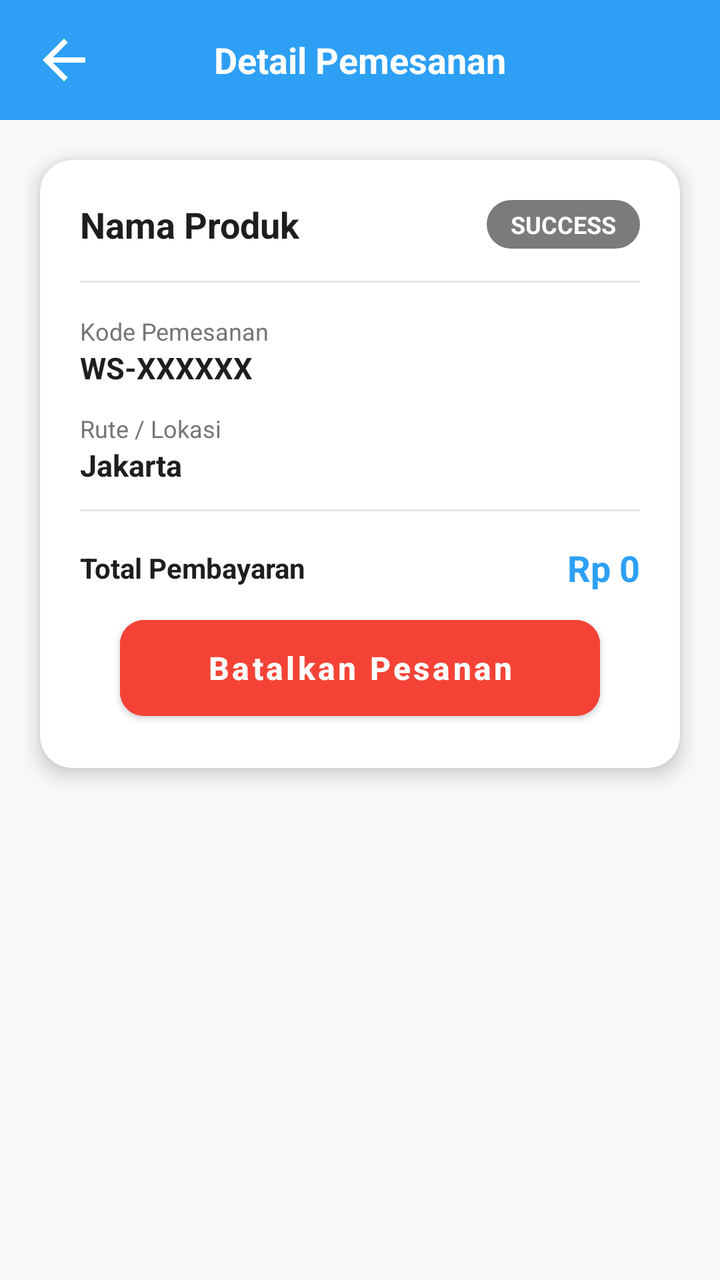
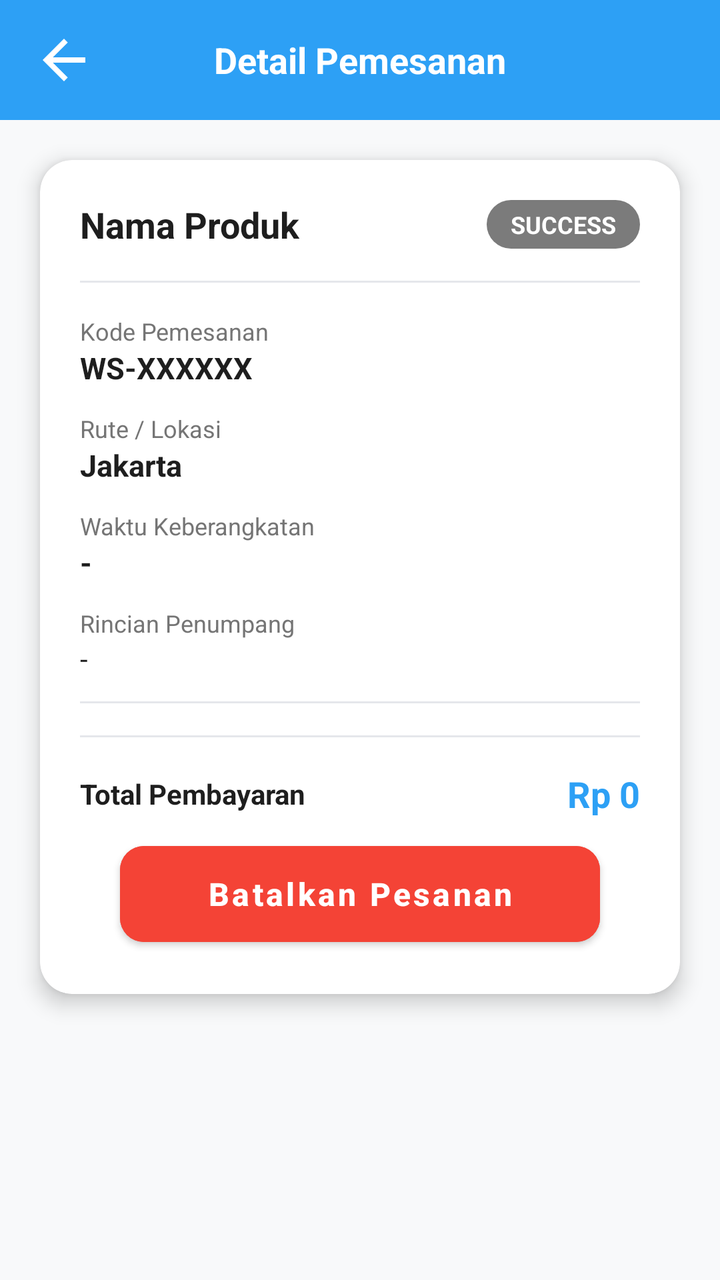

An Android layout rendered at two revisions. The XML below is the earlier revision; the diff shows what the commit changed to produce the second picture.
<!-- AndroidManifest.xml: application theme Theme.WisataGo -->
<!-- res/layout/activity_detail_pemesanan.xml -->
<?xml version="1.0" encoding="utf-8"?>
<LinearLayout xmlns:android="http://schemas.android.com/apk/res/android"
    xmlns:app="http://schemas.android.com/apk/res-auto"
    android:layout_width="match_parent"
    android:layout_height="match_parent"
    android:background="#F8F9FA"
    android:orientation="vertical">

    <RelativeLayout
        android:layout_width="match_parent"
        android:layout_height="60dp"
        android:background="#2DA0F5"
        android:paddingHorizontal="16dp">

        <ImageView
            android:id="@+id/btnBack"
            android:layout_width="32dp"
            android:layout_height="32dp"
            android:layout_centerVertical="true"
            android:src="@drawable/ic_back_white"
            app:tint="#FFFFFF" />

        <TextView
            android:layout_width="wrap_content"
            android:layout_height="wrap_content"
            android:layout_centerInParent="true"
            android:text="Detail Pemesanan"
            android:textColor="#FFFFFF"
            android:textSize="18sp"
            android:textStyle="bold" />
    </RelativeLayout>

    <com.google.android.material.card.MaterialCardView
        android:layout_width="match_parent"
        android:layout_height="wrap_content"
        android:layout_margin="20dp"
        app:cardCornerRadius="16dp"
        app:cardElevation="6dp"
        app:strokeWidth="0dp">

        <LinearLayout
            android:layout_width="match_parent"
            android:layout_height="wrap_content"
            android:orientation="vertical"
            android:padding="20dp">

            <RelativeLayout
                android:layout_width="match_parent"
                android:layout_height="wrap_content"
                android:layout_marginBottom="16dp">

                <TextView
                    android:id="@+id/tvDetailName"
                    android:layout_width="wrap_content"
                    android:layout_height="wrap_content"
                    android:text="Nama Produk"
                    android:textColor="#1E1E1E"
                    android:textSize="18sp"
                    android:textStyle="bold" />

                <TextView
                    android:id="@+id/tvDetailStatus"
                    android:layout_width="wrap_content"
                    android:layout_height="wrap_content"
                    android:layout_alignParentEnd="true"
                    android:background="@drawable/bgtulisandiskon"
                    android:paddingHorizontal="12dp"
                    android:paddingVertical="4dp"
                    android:text="SUCCESS"
                    android:textColor="#FFFFFF"
                    android:textSize="12sp"
                    android:textStyle="bold" />
            </RelativeLayout>

            <View
                android:layout_width="match_parent"
                android:layout_height="1dp"
                android:background="#E5E7EB"
                android:layout_marginBottom="16dp"/>

            <TextView
                android:layout_width="wrap_content"
                android:layout_height="wrap_content"
                android:text="Kode Pemesanan"
                android:textColor="#757575"
                android:textSize="12sp" />

            <TextView
                android:id="@+id/tvDetailCode"
                android:layout_width="wrap_content"
                android:layout_height="wrap_content"
                android:text="WS-XXXXXX"
                android:textColor="#1E1E1E"
                android:textSize="15sp"
                android:textStyle="bold"
                android:layout_marginBottom="12dp"/>

            <TextView
                android:id="@+id/labelRute"
                android:layout_width="wrap_content"
                android:layout_height="wrap_content"
                android:text="Rute / Lokasi"
                android:textColor="#757575"
                android:textSize="12sp" />

            <TextView
                android:id="@+id/tvDetailRoute"
                android:layout_width="wrap_content"
                android:layout_height="wrap_content"
                android:text="Jakarta"
                android:textColor="#1E1E1E"
                android:textSize="15sp"
                android:textStyle="bold"
                android:layout_marginBottom="12dp"/>

            <View
                android:layout_width="match_parent"
                android:layout_height="1dp"
                android:background="#E5E7EB"
                android:layout_marginBottom="16dp"/>

            <RelativeLayout
                android:layout_width="match_parent"
                android:layout_height="wrap_content">

                <TextView
                    android:layout_width="wrap_content"
                    android:layout_height="wrap_content"
                    android:layout_centerVertical="true"
                    android:text="Total Pembayaran"
                    android:textColor="#1E1E1E"
                    android:textSize="14sp"
                    android:textStyle="bold" />

                <TextView
                    android:id="@+id/tvDetailTotal"
                    android:layout_width="wrap_content"
                    android:layout_height="wrap_content"
                    android:layout_alignParentEnd="true"
                    android:text="Rp 0"
                    android:textColor="#2DA0F5"
                    android:textSize="18sp"
                    android:textStyle="bold" />
            </RelativeLayout>
            <com.google.android.material.button.MaterialButton
                android:id="@+id/btnCancelBooking"
                android:layout_width="match_parent"
                android:layout_height="60dp"
                android:layout_marginHorizontal="20dp"
                android:layout_marginTop="8dp"
                android:backgroundTint="#F44336"
                android:text="Batalkan Pesanan"
                android:textAllCaps="false"
                android:textSize="16sp"
                android:textStyle="bold"
                app:cornerRadius="12dp" />
        </LinearLayout>
    </com.google.android.material.card.MaterialCardView>
</LinearLayout>
<!-- resources referenced by this layout -->
<resources>
  <!-- drawable bgtulisandiskon (drawable) -->
  <?xml version="1.0" encoding="UTF-8"?>
  <shape
      xmlns:android="http://schemas.android.com/apk/res/android">
      <solid
          android:color="#A8383737"
          />
      <corners
          android:radius="20dp"
          />
  </shape>
  <!-- drawable ic_back_white (drawable) -->
  <vector xmlns:android="http://schemas.android.com/apk/res/android"
      android:width="24dp"
      android:height="24dp"
      android:viewportWidth="24"
      android:viewportHeight="24"
      android:tint="#FFFFFF">
      <path
          android:fillColor="@android:color/white"
          android:pathData="M20,11H7.83l5.59,-5.59L12,4l-8,8 8,8 1.41,-1.41L7.83,13H20v-2z"/>
  </vector>
  <style name="Theme.WisataGo" parent="Theme.MaterialComponents.Light.NoActionBar">
      </style>
</resources>

<!-- the commit's change to res/layout/activity_detail_pemesanan.xml (unified diff, before → after) -->
@@ -59,6 +59,18 @@
                     android:textStyle="bold" />
 
                 <TextView
+                    android:id="@+id/tvDetailAddon"
+                    android:layout_width="wrap_content"
+                    android:layout_height="wrap_content"
+                    android:layout_below="@id/tvDetailName"
+                    android:layout_marginTop="4dp"
+                    android:text="+ Add-on: Nama Wisata"
+                    android:textColor="#2DA0F5"
+                    android:textSize="14sp"
+                    android:textStyle="bold"
+                    android:visibility="gone" />
+
+                <TextView
                     android:id="@+id/tvDetailStatus"
                     android:layout_width="wrap_content"
                     android:layout_height="wrap_content"
@@ -112,6 +124,49 @@
                 android:textSize="15sp"
                 android:textStyle="bold"
                 android:layout_marginBottom="12dp"/>
+            
+            <TextView
+                android:id="@+id/labelWaktu"
+                android:layout_width="wrap_content"
+                android:layout_height="wrap_content"
+                android:text="Waktu Keberangkatan"
+                android:textColor="#757575"
+                android:textSize="12sp" />
+
+            <TextView
+                android:id="@+id/tvDetailTime"
+                android:layout_width="wrap_content"
+                android:layout_height="wrap_content"
+                android:text="-"
+                android:textColor="#1E1E1E"
+                android:textSize="15sp"
+                android:textStyle="bold"
+                android:layout_marginBottom="12dp"/>
+
+            
+            <TextView
+                android:id="@+id/labelPenumpang"
+                android:layout_width="wrap_content"
+                android:layout_height="wrap_content"
+                android:text="Rincian Penumpang"
+                android:textColor="#757575"
+                android:textSize="12sp" />
+
+            <TextView
+                android:id="@+id/tvDetailPassengers"
+                android:layout_width="wrap_content"
+                android:layout_height="wrap_content"
+                android:text="-"
+                android:textColor="#1E1E1E"
+                android:textSize="14sp"
+                android:lineSpacingExtra="4dp"
+                android:layout_marginBottom="12dp"/>
+
+            <View
+                android:layout_width="match_parent"
+                android:layout_height="1dp"
+                android:background="#E5E7EB"
+                android:layout_marginBottom="16dp"/>
 
             <View
                 android:layout_width="match_parent"
@@ -141,7 +196,9 @@
                     android:textColor="#2DA0F5"
                     android:textSize="18sp"
                     android:textStyle="bold" />
+
             </RelativeLayout>
+
             <com.google.android.material.button.MaterialButton
                 android:id="@+id/btnCancelBooking"
                 android:layout_width="match_parent"
